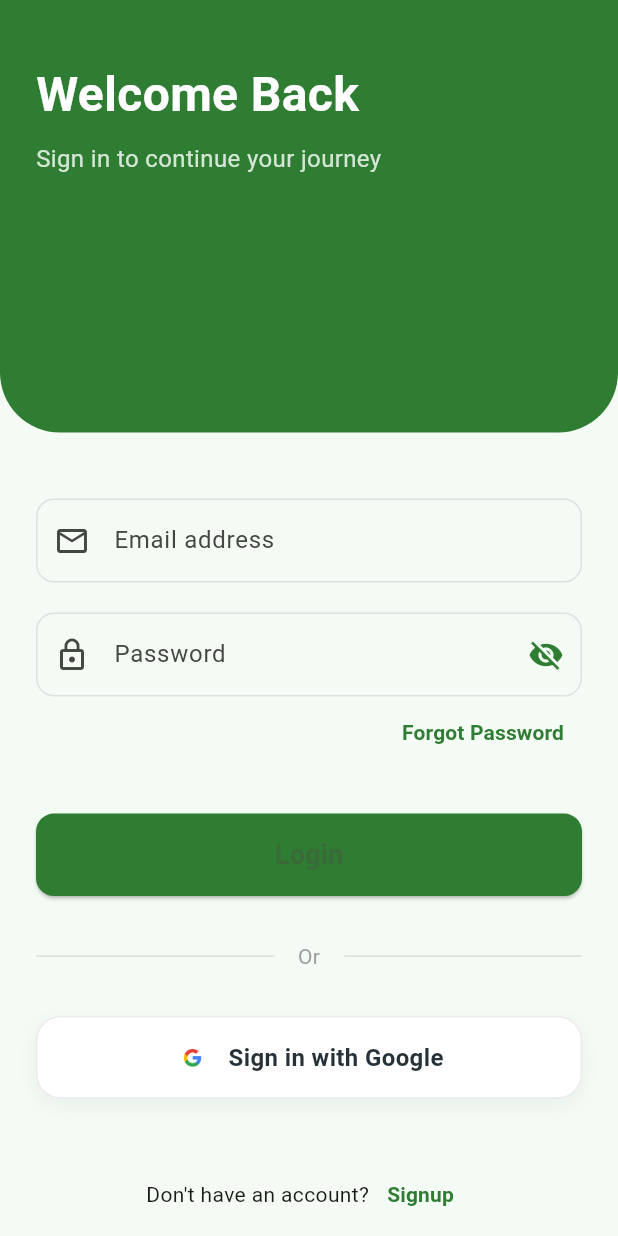
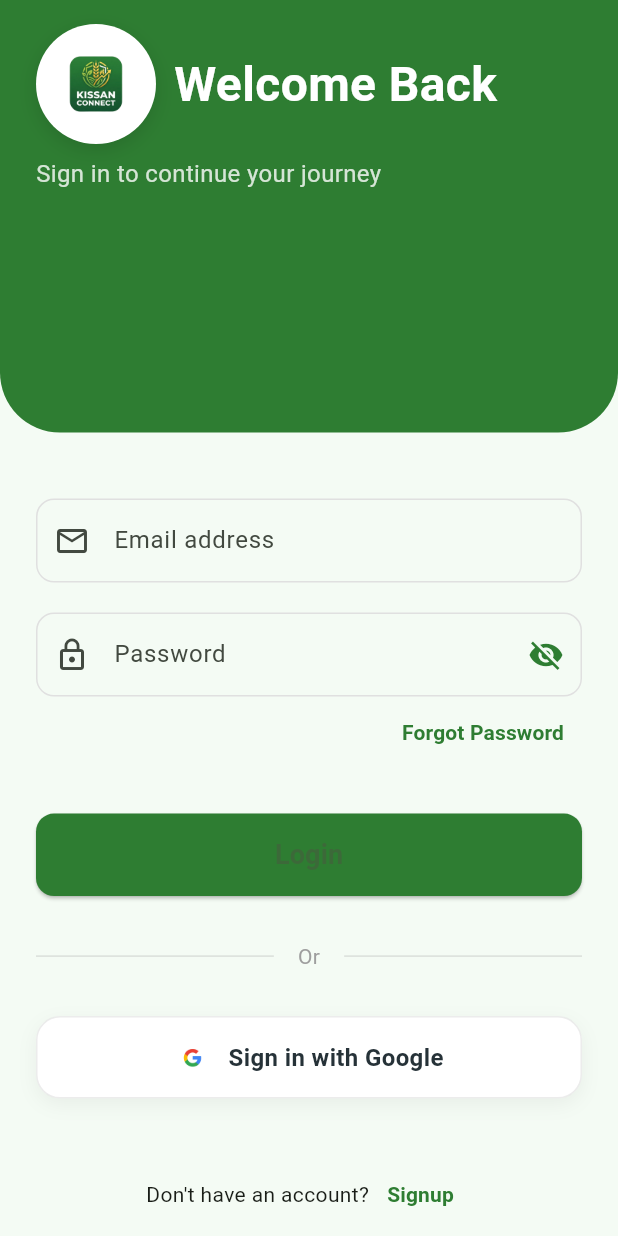
Before and after one commit to ManikaDahal/Kissan_Connect_Application, a Flutter app: the screen it shows after launch, after a tap on "Skip", on a phone screen of 412 x 824 dp. Run offline on Flutter 3.47's test engine with Material 3 defaults, Android fonts, the phone set to English and light mode, and no system bars; our stand-ins replace flutter_riverpod, flutter_spinkit, geolocator, google_fonts, local_auth, package_info_plus and 1 more; missing offline and left inert: flutter_stripe; accounts and stored records are empty.

Commit message:
Added version and app logo in login screen

```diff
--- a/kissan_connect/lib/features/auth/presentation/pages/login_page.dart
+++ b/kissan_connect/lib/features/auth/presentation/pages/login_page.dart
@@ -50,12 +50,39 @@ class _LoginPageState extends ConsumerState<LoginPage> {
                     child: Column(
                       crossAxisAlignment: CrossAxisAlignment.start,
                       children: [
-                        const SizedBox(height: 40),
-                        CustomText(
-                          data: welcomeBackStr,
-                          fontSize: 32,
-                          fontWeight: FontWeight.bold,
-                          color: whiteColor,
+                        const SizedBox(height: 16),
+                        Row(
+                          crossAxisAlignment: CrossAxisAlignment.center,
+                          children: [
+                            Container(
+                              padding: const EdgeInsets.all(8),
+                              decoration: const BoxDecoration(
+                                color: Colors.white,
+                                shape: BoxShape.circle,
+                                boxShadow: [
+                                  BoxShadow(
+                                    color: Colors.black12,
+                                    blurRadius: 10,
+                                    offset: Offset(0, 4),
+                                  ),
+                                ],
+                              ),
+                              child: Image.asset(
+                                "assets/images/splashScreen.png",
+                                width: 64,
+                                height: 64,
+                              ),
+                            ),
+                            const SizedBox(width: 12),
+                            Expanded(
+                              child: CustomText(
+                                data: welcomeBackStr,
+                                fontSize: 32,
+                                fontWeight: FontWeight.bold,
+                                color: whiteColor,
+                              ),
+                            ),
+                          ],
                         ),
                         const SizedBox(height: 8),
                         CustomText(
--- a/kissan_connect/lib/screens/splashScreen.dart
+++ b/kissan_connect/lib/screens/splashScreen.dart
@@ -2,6 +2,7 @@ import 'package:flutter/cupertino.dart';
 import 'package:flutter/material.dart';
 import 'package:kissan_connect/core/utils/route_const.dart';
 import 'package:kissan_connect/core/utils/route_generator.dart';
+import 'package:package_info_plus/package_info_plus.dart';
 
 class SplashScreen extends StatefulWidget {
   const SplashScreen({super.key});
@@ -11,9 +12,12 @@ class SplashScreen extends StatefulWidget {
 }
 
 class _SplashScreenState extends State<SplashScreen> {
+  String _version = "...";
+
   @override
   void initState() {
     super.initState();
+    _initPackageInfo();
     Future.delayed(const Duration(seconds: 2), () {
       if (mounted) {
         RouteGenerator.navigateToPageWithoutStack(
@@ -24,6 +28,25 @@ class _SplashScreenState extends State<SplashScreen> {
     });
   }
 
+  Future<void> _initPackageInfo() async {
+    try {
+      final info = await PackageInfo.fromPlatform();
+      if (mounted) {
+        setState(() {
+          _version = info.version.isEmpty ? "1.0.0" : info.version;
+        });
+      }
+    } catch (e) {
+      // In case of MissingPluginException during hot reload without full restart
+      if (mounted) {
+        setState(() {
+          _version = "1.0.0";
+        });
+      }
+    }
+  }
+
+  @override
   Widget build(BuildContext context) {
     return Scaffold(
       body: Center(
@@ -32,7 +55,17 @@ class _SplashScreenState extends State<SplashScreen> {
           children: [
             Image.asset(
               "assets/images/splashScreen.png",
-              width: MediaQuery.of(context).size.width * 0.75,
+              width: MediaQuery.of(context).size.width * 0.5,
+            ),
+            const SizedBox(height: 24),
+            Text(
+              "Version $_version",
+              style: TextStyle(
+                fontSize: 16,
+                fontWeight: FontWeight.w600,
+                color: Colors.grey[600],
+                letterSpacing: 1.2,
+              ),
             ),
           ],
         ),
--- a/kissan_connect/pubspec.yaml
+++ b/kissan_connect/pubspec.yaml
@@ -16,7 +16,7 @@ publish_to: 'none' # Remove this line if you wish to publish to pub.dev
 # https://developer.apple.com/library/archive/documentation/General/Reference/InfoPlistKeyReference/Articles/CoreFoundationKeys.html
 # In Windows, build-name is used as the major, minor, and patch parts
 # of the product and file versions while build-number is used as the build suffix.
-version: 1.0.0+1
+version: 1.0.1+2
 
 environment:
   sdk: ^3.9.0
@@ -44,6 +44,7 @@ dependencies:
   flutter_spinkit: ^5.2.2
   flutter_stripe: ^11.4.0
   url_launcher: ^6.3.2
+  package_info_plus: ^9.0.1
 
 dev_dependencies:
   flutter_test:
```
Also changed, not shown: kissan_connect/pubspec.lock, 1 other file.
